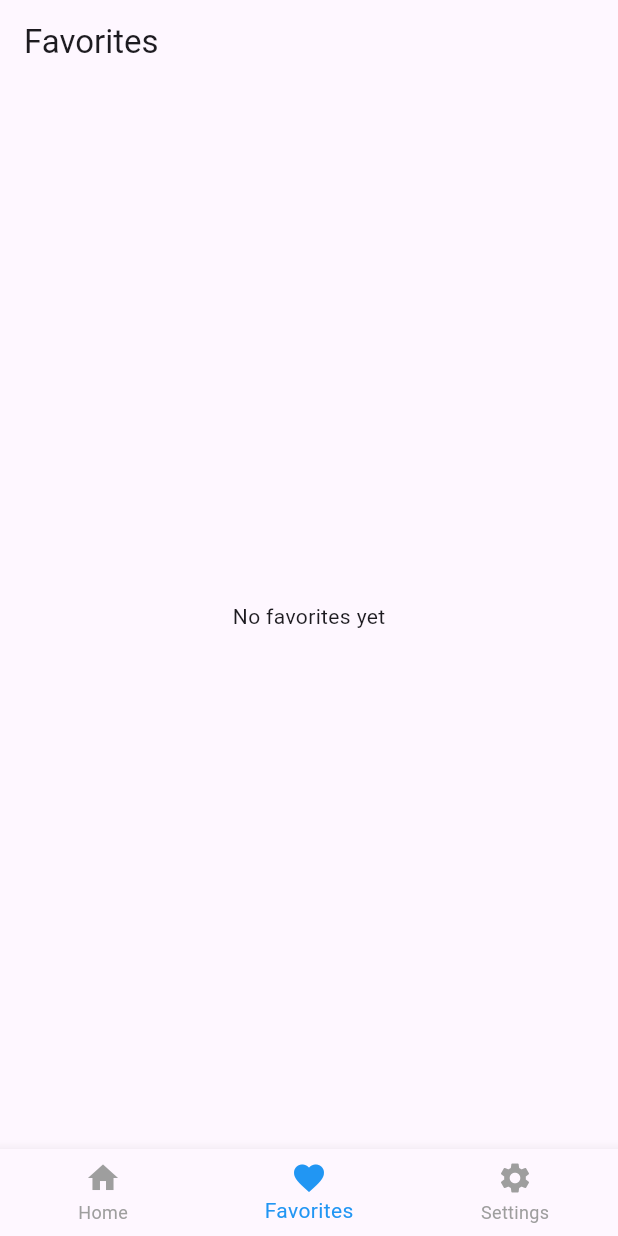
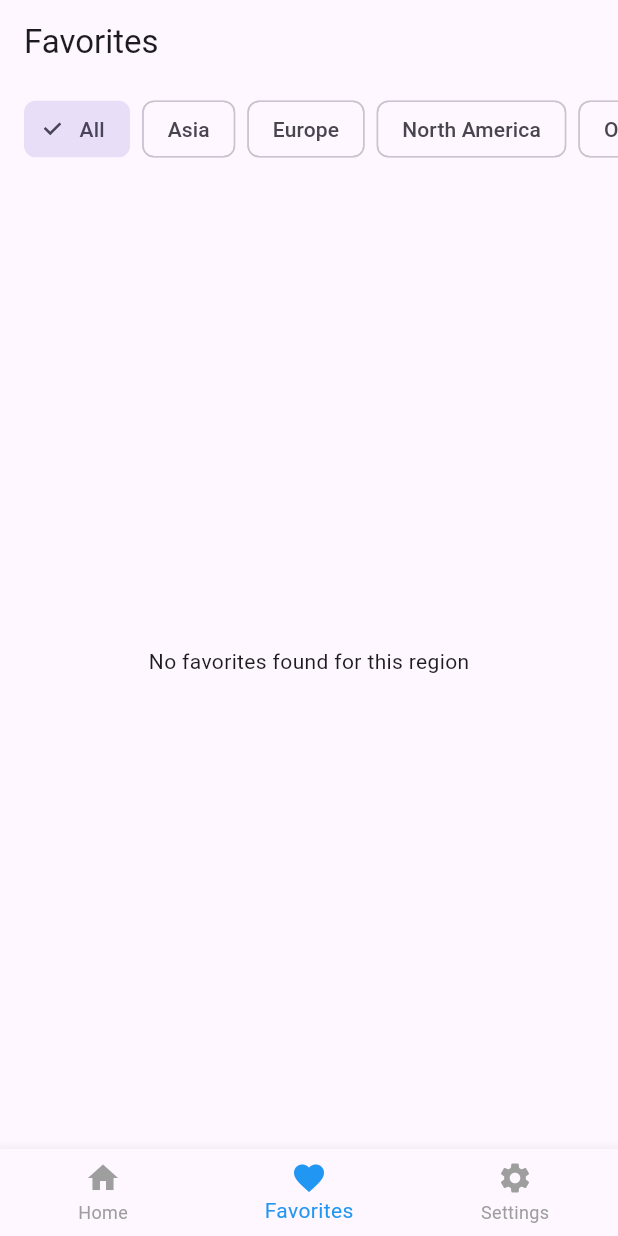
Before and after one commit to Ishini-Edirisinghe/weather_app, a Flutter app: the screen it shows after launch, item 2 of the bottom bar chosen, on a phone screen of 412 x 824 dp. Run offline on Flutter 3.47's test engine with Material 3 defaults, Android fonts, the phone set to English and light mode, and no system bars; our stand-ins replace dio, fl_chart, geolocator, sqflite; accounts and stored records are empty.

Commit message:
region filter

```diff
--- a/lib/domain/entities/weather_entity.dart
+++ b/lib/domain/entities/weather_entity.dart
@@ -2,6 +2,7 @@ class WeatherEntity {
   final String city;
   final double lat;
   final double lon;
+  final String country;
   final double temp;
   final String description;
   final String iconCode;
@@ -18,6 +19,7 @@ class WeatherEntity {
     required this.city,
     required this.lat,
     required this.lon,
+    required this.country,
     required this.temp,
     required this.description,
     required this.iconCode,
--- a/lib/presentation/screens/favorites_screen.dart
+++ b/lib/presentation/screens/favorites_screen.dart
@@ -10,6 +10,15 @@ class FavoritesScreen extends StatefulWidget {
 }
 
 class _FavoritesScreenState extends State<FavoritesScreen> {
+  // Define available filters
+  final List<String> filters = [
+    'All',
+    'Asia',
+    'Europe',
+    'North America',
+    'Other',
+  ];
+
   @override
   void initState() {
     super.initState();
@@ -23,47 +32,80 @@ class _FavoritesScreenState extends State<FavoritesScreen> {
   Widget build(BuildContext context) {
     final vm = Provider.of<WeatherViewModel>(context);
 
-    // No need to look for a special function provider anymore!
-
     return Scaffold(
       appBar: AppBar(title: const Text('Favorites')),
-      body: vm.favorites.isEmpty
-          ? const Center(child: Text('No favorites yet'))
+      body: Column(
+        children: [
+          // Filter Chips Row
+          SizedBox(
+            height: 60,
+            child: ListView.separated(
+              padding: const EdgeInsets.symmetric(horizontal: 16),
+              scrollDirection: Axis.horizontal,
+              itemCount: filters.length,
+              separatorBuilder: (_, __) => const SizedBox(width: 8),
+              itemBuilder: (context, index) {
+                final filter = filters[index];
+                final isSelected = vm.selectedFilter == filter;
+                return Center(
+                  child: ChoiceChip(
+                    label: Text(filter),
+                    selected: isSelected,
+                    onSelected: (selected) {
+                      if (selected) {
+                        vm.applyFilter(filter);
+                      }
+                    },
+                  ),
+                );
+              },
+            ),
+          ),
+
+          // Favorites List
+          Expanded(
+            child: vm.filteredFavorites.isEmpty
+                ? const Center(
+                    child: Text('No favorites found for this region'),
+                  )
                 : ListView.builder(
                     padding: const EdgeInsets.all(12),
-              itemCount: vm.favorites.length,
+                    itemCount: vm.filteredFavorites.length,
                     itemBuilder: (context, index) {
-                final city = vm.favorites[index];
+                      final city = vm.filteredFavorites[index];
                       return Card(
                         margin: const EdgeInsets.only(bottom: 12),
                         child: ListTile(
                           leading: Image.network(
                             'https://openweathermap.org/img/wn/${city.iconCode}.png',
-                      errorBuilder: (_, __, ___) => const Icon(Icons.cloud),
+                            errorBuilder: (_, __, ___) =>
+                                const Icon(Icons.cloud),
                           ),
                           title: Text(
                             city.city,
                             style: const TextStyle(fontWeight: FontWeight.bold),
                           ),
-                    subtitle: Text(city.description),
+                          subtitle: Text(
+                            "${city.description} • ${city.country}",
+                          ),
                           trailing: Text(
                             '${city.temp.toStringAsFixed(1)}°C',
                             style: const TextStyle(fontSize: 18),
                           ),
                           onTap: () async {
                             await vm.loadWeatherForCity(city.city);
-
-                      // FIX: Just use the ViewModel to switch the tab!
                             vm.setTabIndex(0);
                           },
                         ),
                       );
                     },
                   ),
+          ),
+        ],
+      ),
     );
   }
 }
-
 // import 'package:flutter/material.dart';
 // import 'package:provider/provider.dart';
 // import '../viewmodels/weather_viewmodel.dart';
@@ -79,7 +121,6 @@ class _FavoritesScreenState extends State<FavoritesScreen> {
 //   @override
 //   void initState() {
 //     super.initState();
-//     // Load favorites whenever this screen is initialized
 //     Future.microtask(
 //       () =>
 //           Provider.of<WeatherViewModel>(context, listen: false).loadFavorites(),
@@ -90,8 +131,7 @@ class _FavoritesScreenState extends State<FavoritesScreen> {
 //   Widget build(BuildContext context) {
 //     final vm = Provider.of<WeatherViewModel>(context);
 
-//     // This retrieves the tab switching function we provided in HomeScreen
-//     final switchTab = Provider.of<void Function(int)>(context, listen: false);
+//     // No need to look for a special function provider anymore!
 
 //     return Scaffold(
 //       appBar: AppBar(title: const Text('Favorites')),
@@ -119,10 +159,10 @@ class _FavoritesScreenState extends State<FavoritesScreen> {
 //                       style: const TextStyle(fontSize: 18),
 //                     ),
 //                     onTap: () async {
-//                       // 1. Load this city into the main view
 //                       await vm.loadWeatherForCity(city.city);
-//                       // 2. Switch back to the Home Tab (Index 0)
-//                       switchTab(0);
+
+//                       // FIX: Just use the ViewModel to switch the tab!
+//                       vm.setTabIndex(0);
 //                     },
 //                   ),
 //                 );
@@ -131,16 +171,3 @@ class _FavoritesScreenState extends State<FavoritesScreen> {
 //     );
 //   }
 // }
-
-// import 'package:flutter/material.dart';
-
-// class FavoritesScreen extends StatelessWidget {
-//   const FavoritesScreen({super.key});
-//   @override
-//   Widget build(BuildContext context) {
-//     return Scaffold(
-//       appBar: AppBar(title: const Text('Favorites')),
-//       body: const Center(child: Text('Favorites list here')),
-//     );
-//   }
-// }
--- a/lib/presentation/viewmodels/weather_viewmodel.dart
+++ b/lib/presentation/viewmodels/weather_viewmodel.dart
@@ -8,15 +8,17 @@ class WeatherViewModel extends ChangeNotifier {
   WeatherEntity? current;
   bool loading = false;
   String? error;
-  List<WeatherEntity> favorites = [];
 
-  // 1. ADD THIS: Track the current tab index here
+  List<WeatherEntity> _allFavorites = []; // Full list from DB
+  List<WeatherEntity> filteredFavorites = []; // List shown in UI
+
+  String selectedFilter = 'All'; // Current filter
+
   int _currentIndex = 0;
   int get currentIndex => _currentIndex;
 
   WeatherViewModel({required this.repository});
 
-  // 2. ADD THIS: Method to change tabs
   void setTabIndex(int index) {
     _currentIndex = index;
     notifyListeners();
@@ -38,11 +40,40 @@ class WeatherViewModel extends ChangeNotifier {
 
   Future<void> loadFavorites() async {
     try {
-      favorites = await repository.getFavorites();
-      notifyListeners();
+      _allFavorites = await repository.getFavorites();
+      applyFilter(selectedFilter); // Apply current filter
     } catch (e) {
       print("Error loading favorites: $e");
     }
+  }
+
+  // Filter Logic
+  void applyFilter(String region) {
+    selectedFilter = region;
+    if (region == 'All') {
+      filteredFavorites = List.from(_allFavorites);
+    } else {
+      filteredFavorites = _allFavorites.where((city) {
+        return getRegionFromCountryCode(city.country) == region;
+      }).toList();
+    }
+    notifyListeners();
+  }
+
+  // Helper: Map Country Code to Region
+  String getRegionFromCountryCode(String code) {
+    // Add more codes here as needed
+    const asia = ['LK', 'IN', 'CN', 'JP', 'TH', 'SG', 'AE', 'KR', 'ID', 'VN'];
+    const europe = ['GB', 'FR', 'DE', 'IT', 'ES', 'RU', 'UA', 'NL', 'SE', 'NO'];
+    const northAmerica = ['US', 'CA', 'MX'];
+    const oceania = ['AU', 'NZ'];
+
+    if (asia.contains(code)) return 'Asia';
+    if (europe.contains(code)) return 'Europe';
+    if (northAmerica.contains(code)) return 'North America';
+    if (oceania.contains(code)) return 'Oceania';
+
+    return 'Other'; // Default if not found
   }
 
   Future<void> toggleFavorite() async {
@@ -50,11 +81,11 @@ class WeatherViewModel extends ChangeNotifier {
     final newStatus = !current!.isFavorite;
     await repository.toggleFavorite(current!.city, newStatus);
 
-    // Update local state
     current = WeatherEntity(
       city: current!.city,
       lat: current!.lat,
       lon: current!.lon,
+      country: current!.country,
       temp: current!.temp,
       description: current!.description,
       iconCode: current!.iconCode,
@@ -80,81 +111,19 @@ class WeatherViewModel extends ChangeNotifier {
 //   WeatherEntity? current;
 //   bool loading = false;
 //   String? error;
+//   List<WeatherEntity> favorites = [];
 
-//   // New: List to store favorite cities
-//   List<WeatherEntity> favorites = [];
+//   // 1. ADD THIS: Track the current tab index here
+//   int _currentIndex = 0;
+//   int get currentIndex => _currentIndex;
 
 //   WeatherViewModel({required this.repository});
 
-//   Future<void> loadWeatherForCity(String city) async {
-//     loading = true;
-//     error = null;
-//     notifyListeners();
-//     try {
-//       final result = await repository.getCurrentWeatherByCity(city);
-//       current = result;
-//     } catch (e) {
-//       error = e.toString();
-//     }
-//     loading = false;
+//   // 2. ADD THIS: Method to change tabs
+//   void setTabIndex(int index) {
+//     _currentIndex = index;
 //     notifyListeners();
 //   }
-
-//   // --- NEW: Load Favorites List ---
-//   Future<void> loadFavorites() async {
-//     try {
-//       favorites = await repository.getFavorites();
-//       notifyListeners();
-//     } catch (e) {
-//       print("Error loading favorites: $e");
-//     }
-//   }
-
-//   // --- NEW: Toggle Favorite Status ---
-//   Future<void> toggleFavorite() async {
-//     if (current == null) return;
-
-//     // 1. Calculate new status
-//     final newStatus = !current!.isFavorite;
-
-//     // 2. Persist to Database
-//     await repository.toggleFavorite(current!.city, newStatus);
-
-//     // 3. Update the Current Entity instantly (so the UI heart changes color)
-//     current = WeatherEntity(
-//       city: current!.city,
-//       lat: current!.lat,
-//       lon: current!.lon,
-//       temp: current!.temp,
-//       description: current!.description,
-//       iconCode: current!.iconCode,
-//       forecastJson: current!.forecastJson,
-//       humidity: current!.humidity,
-//       windSpeed: current!.windSpeed,
-//       sunrise: current!.sunrise,
-//       sunset: current!.sunset,
-//       isFavorite: newStatus, // <--- Key Update
-//     );
-
-//     // 4. Reload the favorites list to keep the "Favorites" tab in sync
-//     await loadFavorites();
-
-//     notifyListeners();
-//   }
-// }
-
-// import 'package:flutter/material.dart';
-// import '../../data/repositories/weather_repository_impl.dart';
-// import '../../domain/entities/weather_entity.dart';
-
-// class WeatherViewModel extends ChangeNotifier {
-//   final WeatherRepositoryImpl repository;
-
-//   WeatherEntity? current;
-//   bool loading = false;
-//   String? error;
-
-//   WeatherViewModel({required this.repository});
 
 //   Future<void> loadWeatherForCity(String city) async {
 //     loading = true;
@@ -171,7 +140,35 @@ class WeatherViewModel extends ChangeNotifier {
 //   }
 
 //   Future<void> loadFavorites() async {
-//     // use repository.getFavorites()
+//     try {
+//       favorites = await repository.getFavorites();
+//       notifyListeners();
+//     } catch (e) {
+//       print("Error loading favorites: $e");
+//     }
+//   }
+
+//   Future<void> toggleFavorite() async {
+//     if (current == null) return;
+//     final newStatus = !current!.isFavorite;
+//     await repository.toggleFavorite(current!.city, newStatus);
+
+//     // Update local state
+//     current = WeatherEntity(
+//       city: current!.city,
+//       lat: current!.lat,
+//       lon: current!.lon,
+//       temp: current!.temp,
+//       description: current!.description,
+//       iconCode: current!.iconCode,
+//       forecastJson: current!.forecastJson,
+//       humidity: current!.humidity,
+//       windSpeed: current!.windSpeed,
+//       sunrise: current!.sunrise,
+//       sunset: current!.sunset,
+//       isFavorite: newStatus,
+//     );
+//     await loadFavorites();
 //     notifyListeners();
 //   }
 // }
```
Also changed, not shown: lib/data/datasources/local_datasource.dart (+57 -22 lines), lib/data/repositories/weather_repository_impl.dart (+138 -18 lines). Lines whose indentation alone changed are shown as unchanged.
